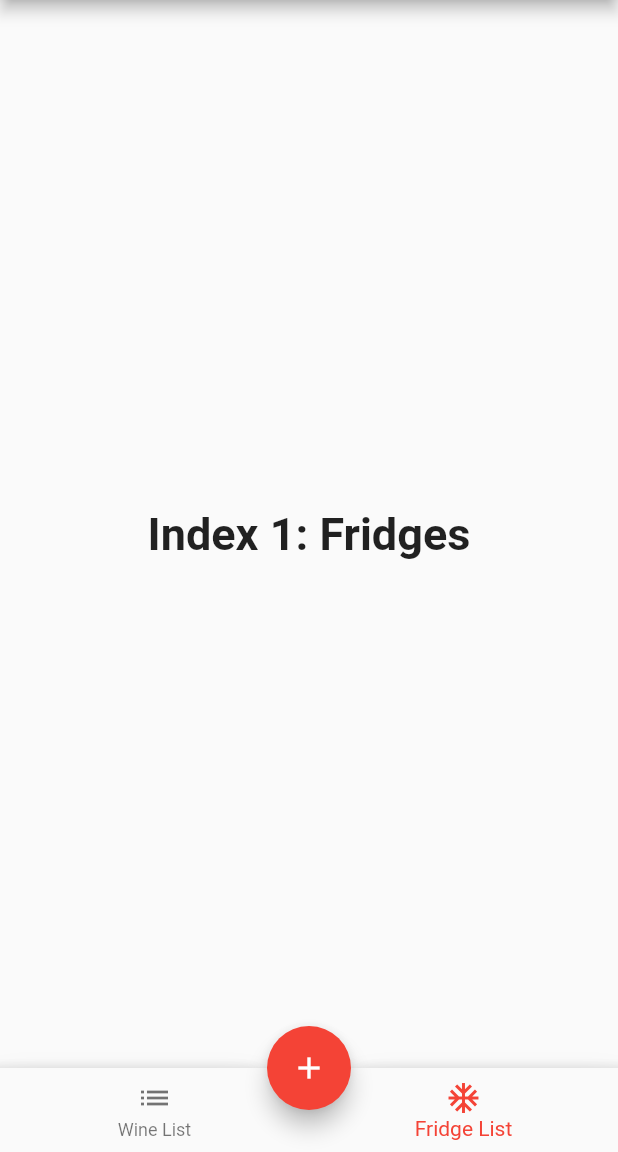
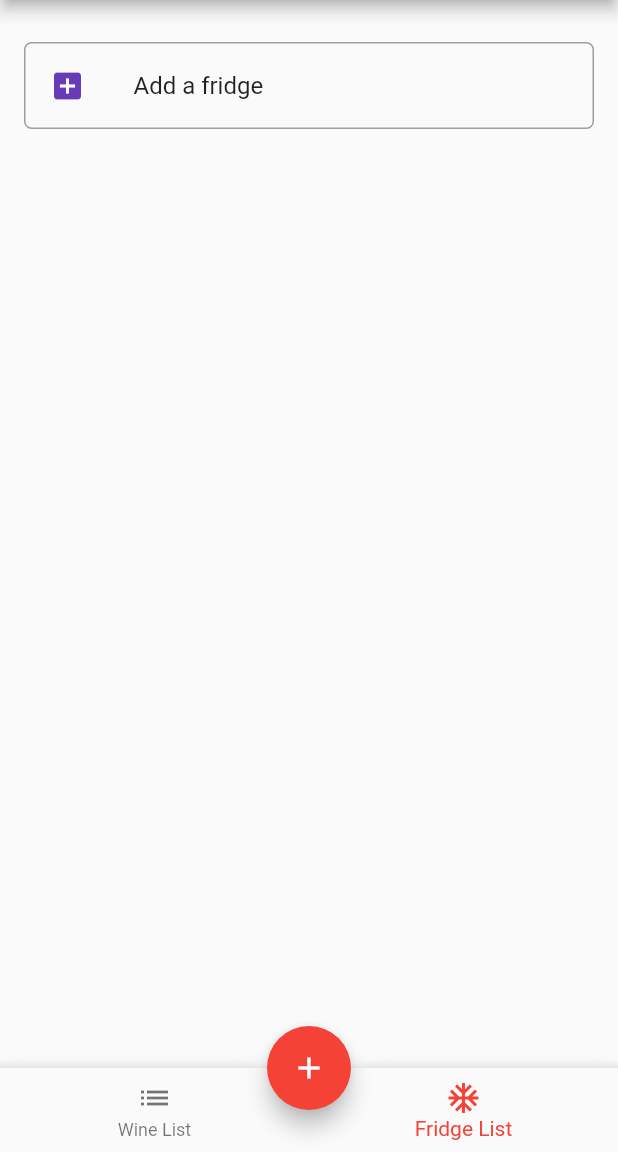
Before and after one commit to dashpole/GodsWineCellar, a Flutter app: the screen it shows once a user with an empty profile is signed in, item 2 of the bottom bar chosen, on a phone screen of 412 x 824 dp, the part 84-1236 px from its top. Run offline on Flutter 3.47's test engine with Material 2 defaults, Android fonts, the phone set to English and light mode, and no system bars; our stand-ins replace cloud_firestore, firebase_auth, google_sign_in; missing offline and left inert: dart:ffi, flutter_auth_buttons; accounts and stored records are empty.

Commit message:
add location to wine in db.  Add fridge list and fix list state sharing bug

```diff
--- a/lib/fridge.dart
+++ b/lib/fridge.dart
@@ -22,12 +22,13 @@ class FridgeUpdateService {
   final CollectionReference fridgeCollection;
 
   FridgeUpdateService(String userID)
-      : fridgeCollection = Firestore.instance.collection("users").document(userID).collection("fridges");
+      : fridgeCollection = Firestore.instance
+            .collection("users")
+            .document(userID)
+            .collection("fridges");
 
   Future addFridge(String name) async {
-    return await fridgeCollection
-        .document()
-        .setData({'name': name});
+    return await fridgeCollection.document().setData({'name': name});
   }
 
   Future deleteFridge(Fridge fridge) async {
@@ -48,3 +49,146 @@ class FridgeUpdateService {
 //    return await bottleCollection.document(old.uid).updateData(data);
 //  }
 }
+
+class FridgeForm extends StatefulWidget {
+  final TextEditingController fridgeNameController;
+  final GlobalKey<FormState> _formKey;
+
+  @override
+  FridgeFormState createState() {
+    return FridgeFormState();
+  }
+
+  FridgeForm(this.fridgeNameController, this._formKey);
+}
+
+class FridgeFormState extends State<FridgeForm> {
+  Widget build(BuildContext context) {
+    return SingleChildScrollView(
+      child: Form(
+        key: widget._formKey,
+        child: Column(
+          mainAxisSize: MainAxisSize.min,
+          children: <Widget>[
+            Padding(
+              child: TextFormField(
+                autofocus: true,
+                controller: widget.fridgeNameController,
+                validator: (value) {
+                  if (value.isEmpty) {
+                    return 'Please enter a fridge name';
+                  }
+                  return null;
+                },
+                decoration: InputDecoration(
+                  border: OutlineInputBorder(),
+                  labelText: 'Fridge Name',
+                ),
+              ),
+              padding:
+                  const EdgeInsets.symmetric(horizontal: 16.0, vertical: 7.0),
+            ),
+          ],
+        ),
+      ),
+    );
+  }
+}
+
+class FridgeList extends StatefulWidget {
+  final List<DocumentSnapshot> documents;
+  final FridgeUpdateService fridgeUpdateService;
+
+  FridgeList(this.documents, String userID)
+      : fridgeUpdateService = FridgeUpdateService(userID);
+
+  @override
+  _FridgeListState createState() => _FridgeListState();
+}
+
+class _FridgeListState extends State<FridgeList> {
+  final _formKey = GlobalKey<FormState>();
+
+  @override
+  Widget build(BuildContext context) {
+    return ListView.builder(
+      padding: const EdgeInsets.only(top: 20.0),
+      // data is a DocumentSnapshot
+      itemCount: widget.documents.length + 1,
+      //The `itemBuilder` callback will be called only with indices greater than
+      //or equal to zero and less than `itemCount`.
+      itemBuilder: (context, index) {
+        if (index == widget.documents.length) {
+          return Padding(
+            key: ValueKey("Add a fridge"),
+            padding:
+                const EdgeInsets.symmetric(horizontal: 16.0, vertical: 8.0),
+            child: Container(
+              decoration: BoxDecoration(
+                border: Border.all(color: Colors.grey),
+                borderRadius: BorderRadius.circular(5.0),
+              ),
+              child: ListTile(
+                leading: Icon(
+                  Icons.add_box,
+                  color: Colors.deepPurple,
+                ),
+                title: Text("Add a fridge"),
+                // onTap, execute the _addFridgeDialog function
+                onTap: () => _addFridgeDialog(context),
+              ),
+            ),
+          );
+        }
+        return _buildFridgeItem(
+            context, widget.documents[index], widget.fridgeUpdateService);
+      },
+    );
+  }
+
+  Widget _buildFridgeItem(BuildContext context, DocumentSnapshot data,
+      FridgeUpdateService fridgeUpdateService) {
+    final fridge = Fridge.fromSnapshot(data);
+
+// Build a list of bottle items
+    return Padding(
+      key: ValueKey(fridge.uid),
+      padding: const EdgeInsets.symmetric(horizontal: 16.0, vertical: 8.0),
+      child: Container(
+        decoration: BoxDecoration(
+          border: Border.all(color: Colors.grey),
+          borderRadius: BorderRadius.circular(5.0),
+        ),
+        child: ListTile(
+          title: Text(fridge.name),
+        ),
+      ),
+    );
+  }
+
+  _addFridgeDialog(BuildContext context) {
+    TextEditingController fridgeNameController = TextEditingController();
+
+    return showDialog(
+        context: context,
+        builder: (context) {
+          return AlertDialog(
+            title: Text("Add Your Fridge"),
+            content: FridgeForm(fridgeNameController, this._formKey),
+            actions: <Widget>[
+              MaterialButton(
+                elevation: 3.0,
+                child: Text('Submit'),
+                onPressed: () async {
+                  if (_formKey.currentState.validate()) {
+                    await widget.fridgeUpdateService
+                        .addFridge(fridgeNameController.text.toString());
+                    Navigator.of(context).pop();
+                  }
+                },
+              )
+            ],
+          );
+        });
+  }
+}
--- a/lib/main.dart
+++ b/lib/main.dart
@@ -4,6 +4,7 @@ import 'package:firebase_auth/firebase_auth.dart';
 import 'package:gods_wine_locator/bottle.dart';
 import 'auth.dart';
 import 'bottle.dart';
+import 'fridge.dart';
 
 void main() => runApp(MyApp());
 
@@ -83,8 +84,7 @@ class _MainBodyState extends State<MainBody> {
   }
 
   List<BottomNavigationBarItem> _bottomNavBarItems = [
-    BottomNavigationBarItem(
-        icon: Icon(Icons.list), title: Text("Wine List")),
+    BottomNavigationBarItem(icon: Icon(Icons.list), title: Text("Wine List")),
     BottomNavigationBarItem(
         icon: Icon(Icons.ac_unit), title: Text("Fridge List")),
   ];
@@ -97,28 +97,11 @@ class _MainBodyState extends State<MainBody> {
         actions: <Widget>[LoginWithGoogleButton(widget._user.data)],
       ),
       body: <Widget>[
-        StreamBuilder<QuerySnapshot>(
-          stream: Firestore.instance
-              .collection("users")
-              .document(widget._user.data.uid)
-              .collection("wines")
-              .snapshots(),
-          builder: (context, snapshot) {
-            if (!snapshot.hasData) return Container();
-            return BottleList(
-                snapshot.data.documents, widget._user.data.uid);
-          },
-        ),
-        Center(
-          child: Text(
-            'Index 1: Fridges',
-            style: TextStyle(fontSize: 30, fontWeight: FontWeight.bold),
-          ),
-        ),
+        BottleBody(widget._user),
+        FridgeBody(widget._user),
       ][_selectedIndex],
       floatingActionButton: AddBottleButton(widget._user.data.uid),
-      floatingActionButtonLocation:
-      FloatingActionButtonLocation.centerDocked,
+      floatingActionButtonLocation: FloatingActionButtonLocation.centerDocked,
       bottomNavigationBar: BottomAppBar(
         shape: const CircularNotchedRectangle(),
         child: BottomNavigationBar(
@@ -129,3 +112,55 @@ class _MainBodyState extends State<MainBody> {
     );
   }
 }
+
+class BottleBody extends StatefulWidget {
+  final AsyncSnapshot<FirebaseUser> _user;
+
+  BottleBody(this._user);
+
+  @override
+  _BottleBodyState createState() => _BottleBodyState();
+}
+
+class _BottleBodyState extends State<BottleBody> {
+  @override
+  Widget build(BuildContext context) {
+    return StreamBuilder<QuerySnapshot>(
+      stream: Firestore.instance
+          .collection("users")
+          .document(widget._user.data.uid)
+          .collection("wines")
+          .snapshots(),
+      builder: (context, snapshot) {
+        if (!snapshot.hasData) return Container();
+        return BottleList(snapshot.data.documents, widget._user.data.uid);
+      },
+    );
+  }
+}
+
+class FridgeBody extends StatefulWidget {
+  final AsyncSnapshot<FirebaseUser> _user;
+
+  FridgeBody(this._user);
+
+  @override
+  _FridgeBodyState createState() => _FridgeBodyState();
+}
+
+class _FridgeBodyState extends State<FridgeBody> {
+  @override
+  Widget build(BuildContext context) {
+    return StreamBuilder<QuerySnapshot>(
+      stream: Firestore.instance
+          .collection("users")
+          .document(widget._user.data.uid)
+          .collection("fridges")
+          .snapshots(),
+      builder: (context, snapshot) {
+        if (!snapshot.hasData) return Container();
+        return FridgeList(snapshot.data.documents, widget._user.data.uid);
+      },
+    );
+  }
+}
```
Also changed, not shown: lib/bottle.dart (+10 -9 lines).
